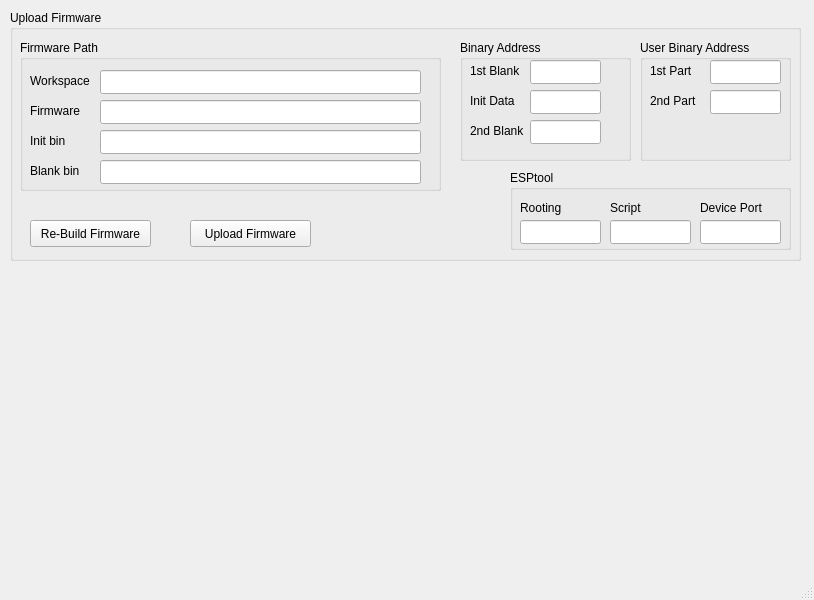
This is tools/esp8266tool.ui in SafeVisionID/esp8266-dev as Qt 5 draws it before an edit. The edited form follows.
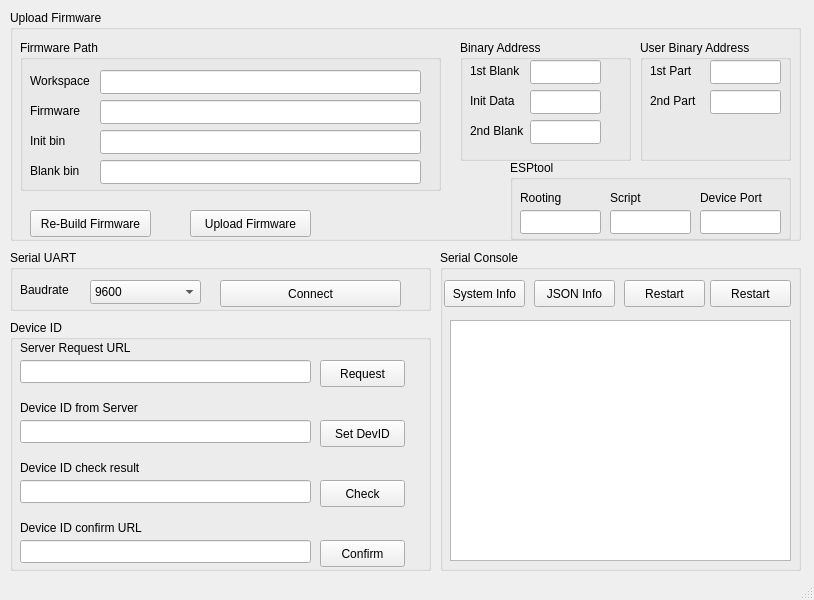
This is the edited form.

```diff
--- a/tools/esp8266tool.ui
+++ b/tools/esp8266tool.ui
@@ -20,7 +20,7 @@
       <x>10</x>
       <y>10</y>
       <width>791</width>
-      <height>251</height>
+      <height>231</height>
      </rect>
     </property>
     <property name="title">
@@ -30,7 +30,7 @@
      <property name="geometry">
       <rect>
        <x>20</x>
-       <y>210</y>
+       <y>200</y>
        <width>121</width>
        <height>27</height>
       </rect>
@@ -307,7 +307,7 @@
      <property name="geometry">
       <rect>
        <x>500</x>
-       <y>160</y>
+       <y>150</y>
        <width>281</width>
        <height>80</height>
       </rect>
@@ -392,7 +392,7 @@
      <property name="geometry">
       <rect>
        <x>180</x>
-       <y>210</y>
+       <y>200</y>
        <width>121</width>
        <height>27</height>
       </rect>
@@ -402,6 +402,312 @@
      </property>
     </widget>
    </widget>
+   <widget class="QGroupBox" name="DeviceID">
+    <property name="geometry">
+     <rect>
+      <x>10</x>
+      <y>320</y>
+      <width>421</width>
+      <height>251</height>
+     </rect>
+    </property>
+    <property name="title">
+     <string>Device ID</string>
+    </property>
+    <widget class="QLineEdit" name="txtServReq">
+     <property name="geometry">
+      <rect>
+       <x>10</x>
+       <y>40</y>
+       <width>291</width>
+       <height>23</height>
+      </rect>
+     </property>
+    </widget>
+    <widget class="QLabel" name="lblServReq">
+     <property name="geometry">
+      <rect>
+       <x>10</x>
+       <y>20</y>
+       <width>111</width>
+       <height>16</height>
+      </rect>
+     </property>
+     <property name="text">
+      <string>Server Request URL</string>
+     </property>
+    </widget>
+    <widget class="QPushButton" name="btnServReq">
+     <property name="geometry">
+      <rect>
+       <x>310</x>
+       <y>40</y>
+       <width>85</width>
+       <height>27</height>
+      </rect>
+     </property>
+     <property name="text">
+      <string>Request</string>
+     </property>
+    </widget>
+    <widget class="QLineEdit" name="txtDeviceID">
+     <property name="geometry">
+      <rect>
+       <x>10</x>
+       <y>100</y>
+       <width>291</width>
+       <height>23</height>
+      </rect>
+     </property>
+    </widget>
+    <widget class="QPushButton" name="btnSetDevID">
+     <property name="geometry">
+      <rect>
+       <x>310</x>
+       <y>100</y>
+       <width>85</width>
+       <height>27</height>
+      </rect>
+     </property>
+     <property name="text">
+      <string>Set DevID</string>
+     </property>
+    </widget>
+    <widget class="QLabel" name="lblSetDevID">
+     <property name="geometry">
+      <rect>
+       <x>10</x>
+       <y>80</y>
+       <width>131</width>
+       <height>16</height>
+      </rect>
+     </property>
+     <property name="text">
+      <string>Device ID from Server</string>
+     </property>
+    </widget>
+    <widget class="QLineEdit" name="txtConfirm">
+     <property name="geometry">
+      <rect>
+       <x>10</x>
+       <y>220</y>
+       <width>291</width>
+       <height>23</height>
+      </rect>
+     </property>
+    </widget>
+    <widget class="QPushButton" name="btnConfirm">
+     <property name="geometry">
+      <rect>
+       <x>310</x>
+       <y>220</y>
+       <width>85</width>
+       <height>27</height>
+      </rect>
+     </property>
+     <property name="text">
+      <string>Confirm</string>
+     </property>
+    </widget>
+    <widget class="QLabel" name="lblConfirm">
+     <property name="geometry">
+      <rect>
+       <x>10</x>
+       <y>200</y>
+       <width>171</width>
+       <height>16</height>
+      </rect>
+     </property>
+     <property name="text">
+      <string>Device ID confirm URL</string>
+     </property>
+    </widget>
+    <widget class="QLabel" name="lblChkDevID">
+     <property name="geometry">
+      <rect>
+       <x>10</x>
+       <y>140</y>
+       <width>171</width>
+       <height>16</height>
+      </rect>
+     </property>
+     <property name="text">
+      <string>Device ID check result </string>
+     </property>
+    </widget>
+    <widget class="QLineEdit" name="txtChkDevID">
+     <property name="geometry">
+      <rect>
+       <x>10</x>
+       <y>160</y>
+       <width>291</width>
+       <height>23</height>
+      </rect>
+     </property>
+    </widget>
+    <widget class="QPushButton" name="btnChkDevID">
+     <property name="geometry">
+      <rect>
+       <x>310</x>
+       <y>160</y>
+       <width>85</width>
+       <height>27</height>
+      </rect>
+     </property>
+     <property name="text">
+      <string>Check</string>
+     </property>
+    </widget>
+   </widget>
+   <widget class="QGroupBox" name="Serial">
+    <property name="geometry">
+     <rect>
+      <x>10</x>
+      <y>250</y>
+      <width>421</width>
+      <height>61</height>
+     </rect>
+    </property>
+    <property name="title">
+     <string>Serial UART</string>
+    </property>
+    <widget class="QLabel" name="lblBaud">
+     <property name="geometry">
+      <rect>
+       <x>10</x>
+       <y>30</y>
+       <width>51</width>
+       <height>20</height>
+      </rect>
+     </property>
+     <property name="text">
+      <string>Baudrate</string>
+     </property>
+    </widget>
+    <widget class="QComboBox" name="cmbBaud">
+     <property name="geometry">
+      <rect>
+       <x>80</x>
+       <y>30</y>
+       <width>111</width>
+       <height>24</height>
+      </rect>
+     </property>
+     <item>
+      <property name="text">
+       <string>9600</string>
+      </property>
+     </item>
+     <item>
+      <property name="text">
+       <string>19200</string>
+      </property>
+     </item>
+     <item>
+      <property name="text">
+       <string>38400</string>
+      </property>
+     </item>
+     <item>
+      <property name="text">
+       <string>57600</string>
+      </property>
+     </item>
+     <item>
+      <property name="text">
+       <string>115200</string>
+      </property>
+     </item>
+    </widget>
+    <widget class="QPushButton" name="btnConnect">
+     <property name="geometry">
+      <rect>
+       <x>210</x>
+       <y>30</y>
+       <width>181</width>
+       <height>27</height>
+      </rect>
+     </property>
+     <property name="text">
+      <string>Connect</string>
+     </property>
+    </widget>
+   </widget>
+   <widget class="QGroupBox" name="Console">
+    <property name="geometry">
+     <rect>
+      <x>440</x>
+      <y>250</y>
+      <width>361</width>
+      <height>321</height>
+     </rect>
+    </property>
+    <property name="title">
+     <string>Serial Console</string>
+    </property>
+    <widget class="QTextEdit" name="txtConsole">
+     <property name="geometry">
+      <rect>
+       <x>10</x>
+       <y>70</y>
+       <width>341</width>
+       <height>241</height>
+      </rect>
+     </property>
+    </widget>
+    <widget class="QPushButton" name="btnInfoJSON">
+     <property name="geometry">
+      <rect>
+       <x>94</x>
+       <y>30</y>
+       <width>81</width>
+       <height>27</height>
+      </rect>
+     </property>
+     <property name="text">
+      <string>JSON Info</string>
+     </property>
+    </widget>
+    <widget class="QPushButton" name="btnRestart">
+     <property name="geometry">
+      <rect>
+       <x>184</x>
+       <y>30</y>
+       <width>81</width>
+       <height>27</height>
+      </rect>
+     </property>
+     <property name="text">
+      <string>Restart</string>
+     </property>
+    </widget>
+    <widget class="QPushButton" name="btnSwitch">
+     <property name="geometry">
+      <rect>
+       <x>270</x>
+       <y>30</y>
+       <width>81</width>
+       <height>27</height>
+      </rect>
+     </property>
+     <property name="text">
+      <string>Restart</string>
+     </property>
+    </widget>
+    <widget class="QPushButton" name="btnInfoSystem">
+     <property name="geometry">
+      <rect>
+       <x>4</x>
+       <y>30</y>
+       <width>81</width>
+       <height>27</height>
+      </rect>
+     </property>
+     <property name="text">
+      <string>System Info</string>
+     </property>
+    </widget>
+   </widget>
   </widget>
   <widget class="QStatusBar" name="statusBar"/>
   <action name="actionExit">
```
